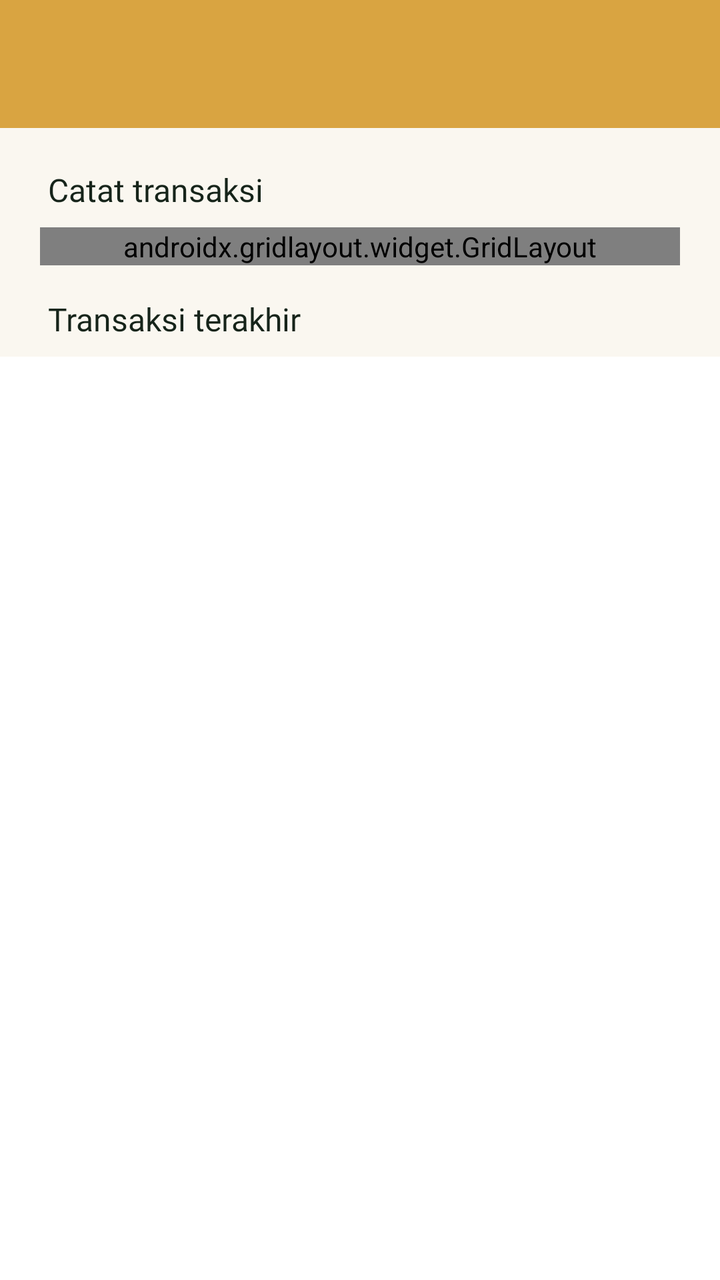
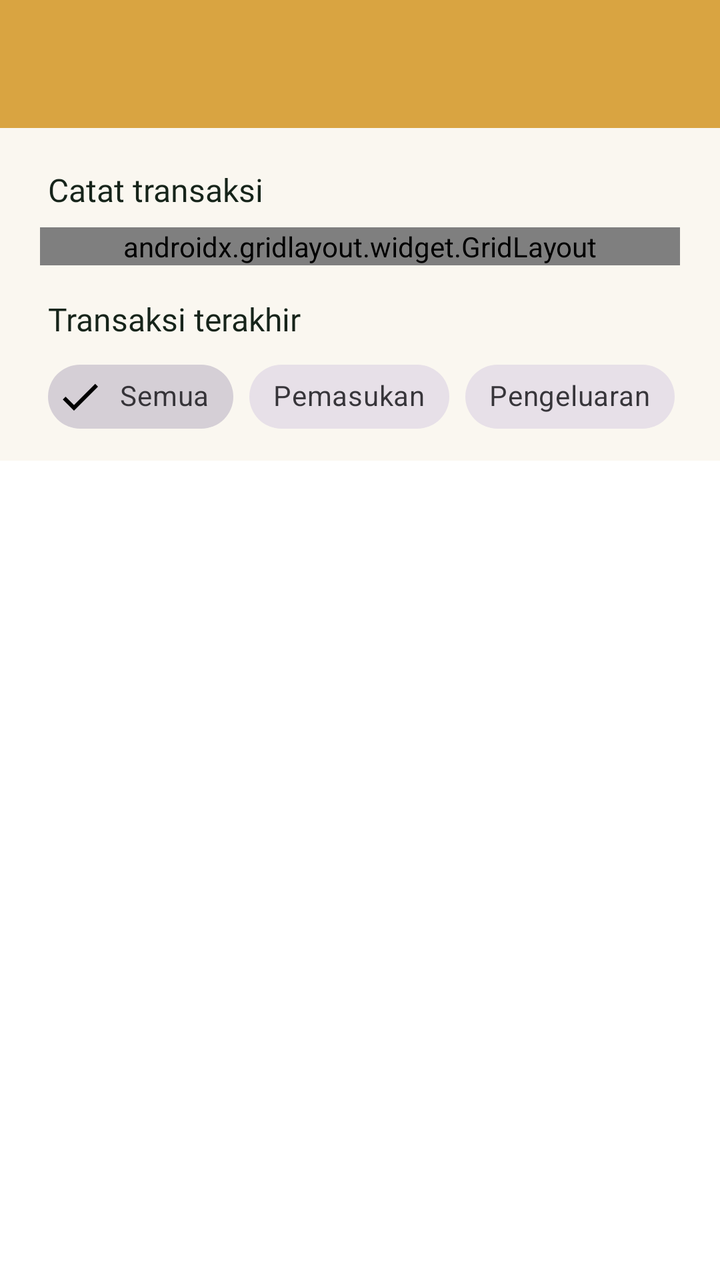

Screens rendered from an Android XML layout before and after an edit, with the pre-edit source and the edit as a unified diff.
<!-- AndroidManifest.xml: application theme Theme.NBAChitato -->
<!-- res/layout/fragment_transaksi.xml -->
<?xml version="1.0" encoding="utf-8"?>
<androidx.constraintlayout.widget.ConstraintLayout xmlns:android="http://schemas.android.com/apk/res/android"
    xmlns:app="http://schemas.android.com/apk/res-auto"
    xmlns:tools="http://schemas.android.com/tools"
    android:layout_width="match_parent"
    android:layout_height="match_parent"
    android:background="@color/krem"
    tools:context=".Transaksi.TransaksiFragment">

    <androidx.appcompat.widget.Toolbar
        android:id="@+id/toolbar"
        android:layout_width="0dp"
        android:layout_height="?attr/actionBarSize"
        android:background="@color/emas_koin"
        android:theme="@style/ThemeOverlay.MaterialComponents.Dark.ActionBar"
        app:titleTextColor="@color/white"
        app:layout_constraintEnd_toEndOf="parent"
        app:layout_constraintStart_toStartOf="parent"
        app:layout_constraintTop_toTopOf="parent" />

    <TextView
        android:id="@+id/textLabelKategori"
        android:layout_width="wrap_content"
        android:layout_height="wrap_content"
        android:layout_marginStart="24dp"
        android:layout_marginTop="20dp"
        android:fontFamily="@font/plus_jakarta_sans_bold"
        android:text="@string/label_catat"
        android:textColor="@color/hijau_pelepah"
        android:textSize="16sp"
        app:layout_constraintStart_toStartOf="parent"
        app:layout_constraintTop_toBottomOf="@id/toolbar" />

    <androidx.gridlayout.widget.GridLayout
        android:id="@+id/gridKategori"
        android:layout_width="0dp"
        android:layout_height="wrap_content"
        android:layout_marginHorizontal="20dp"
        android:layout_marginTop="8dp"
        app:columnCount="2"
        app:useDefaultMargins="true"
        app:layout_constraintEnd_toEndOf="parent"
        app:layout_constraintStart_toStartOf="parent"
        app:layout_constraintTop_toBottomOf="@id/textLabelKategori">

        <com.google.android.material.button.MaterialButton
            android:id="@+id/btnJualTbs"
            android:layout_height="56dp"
            android:backgroundTint="@color/white"
            android:fontFamily="@font/plus_jakarta_sans_bold"
            android:text="@string/kategori_jual_tbs"
            android:textColor="@color/hijau_pelepah"
            app:cornerRadius="16dp"
            app:layout_columnWeight="1"
            app:layout_gravity="fill_horizontal"
            app:strokeColor="@color/krem_kartu"
            app:strokeWidth="1dp" />

        <com.google.android.material.button.MaterialButton
            android:id="@+id/btnPupuk"
            android:layout_height="56dp"
            android:backgroundTint="@color/white"
            android:fontFamily="@font/plus_jakarta_sans_bold"
            android:text="@string/kategori_pupuk"
            android:textColor="@color/hijau_pelepah"
            app:cornerRadius="16dp"
            app:layout_columnWeight="1"
            app:layout_gravity="fill_horizontal"
            app:strokeColor="@color/krem_kartu"
            app:strokeWidth="1dp" />

        <com.google.android.material.button.MaterialButton
            android:id="@+id/btnUpah"
            android:layout_height="56dp"
            android:backgroundTint="@color/white"
            android:fontFamily="@font/plus_jakarta_sans_bold"
            android:text="@string/kategori_upah"
            android:textColor="@color/hijau_pelepah"
            app:cornerRadius="16dp"
            app:layout_columnWeight="1"
            app:layout_gravity="fill_horizontal"
            app:strokeColor="@color/krem_kartu"
            app:strokeWidth="1dp" />

        <com.google.android.material.button.MaterialButton
            android:id="@+id/btnAlat"
            android:layout_height="56dp"
            android:backgroundTint="@color/white"
            android:fontFamily="@font/plus_jakarta_sans_bold"
            android:text="@string/kategori_alat"
            android:textColor="@color/hijau_pelepah"
            app:cornerRadius="16dp"
            app:layout_columnWeight="1"
            app:layout_gravity="fill_horizontal"
            app:strokeColor="@color/krem_kartu"
            app:strokeWidth="1dp" />

    </androidx.gridlayout.widget.GridLayout>

    <TextView
        android:id="@+id/textLabelRiwayat"
        android:layout_width="wrap_content"
        android:layout_height="wrap_content"
        android:layout_marginStart="24dp"
        android:layout_marginTop="16dp"
        android:fontFamily="@font/plus_jakarta_sans_bold"
        android:text="@string/label_riwayat"
        android:textColor="@color/hijau_pelepah"
        android:textSize="16sp"
        app:layout_constraintStart_toStartOf="parent"
        app:layout_constraintTop_toBottomOf="@id/gridKategori" />

    <ListView
        android:id="@+id/listTransaksi"
        android:layout_width="0dp"
        android:layout_height="0dp"
        android:layout_marginTop="8dp"
        android:background="@color/white"
        android:divider="@color/krem_kartu"
        android:dividerHeight="1dp"
        app:layout_constraintBottom_toBottomOf="parent"
        app:layout_constraintEnd_toEndOf="parent"
        app:layout_constraintStart_toStartOf="parent"
        app:layout_constraintTop_toBottomOf="@id/textLabelRiwayat" />

</androidx.constraintlayout.widget.ConstraintLayout>
<!-- resources referenced by this layout -->
<resources>
  <color name="emas_koin">#D9A441</color>
  <color name="hijau_pelepah">#16241A</color>
  <color name="krem">#FAF7F0</color>
  <color name="krem_kartu">#F1E9D8</color>
  <color name="white">#FFFFFFFF</color>
  <string name="kategori_alat">Alat Kebun</string>
  <string name="kategori_jual_tbs">Jual TBS</string>
  <string name="kategori_pupuk">Pupuk</string>
  <string name="kategori_upah">Upah Panen</string>
  <string name="label_catat">Catat transaksi</string>
  <string name="label_riwayat">Transaksi terakhir</string>
  <style name="Theme.NBAChitato" parent="Base.Theme.NBAChitato" />
  <style name="Base.Theme.NBAChitato" parent="Theme.Material3.DayNight.NoActionBar">
          
          
      </style>
</resources>

<!-- the commit's change to res/layout/fragment_transaksi.xml (unified diff, before → after) -->
@@ -110,6 +110,44 @@
         app:layout_constraintStart_toStartOf="parent"
         app:layout_constraintTop_toBottomOf="@id/gridKategori" />
 
+    <com.google.android.material.chip.ChipGroup
+        android:id="@+id/chipGroupFilter"
+        android:layout_width="wrap_content"
+        android:layout_height="wrap_content"
+        android:layout_marginStart="24dp"
+        android:layout_marginTop="4dp"
+        app:singleSelection="true"
+        app:selectionRequired="true"
+        app:layout_constraintStart_toStartOf="parent"
+        app:layout_constraintTop_toBottomOf="@id/textLabelRiwayat">
+
+        <com.google.android.material.chip.Chip
+            android:id="@+id/chipSemua"
+            style="@style/Widget.MaterialComponents.Chip.Filter"
+            android:layout_width="wrap_content"
+            android:layout_height="wrap_content"
+            android:checked="true"
+            android:fontFamily="@font/plus_jakarta_sans_bold"
+            android:text="@string/filter_semua" />
+
+        <com.google.android.material.chip.Chip
+            android:id="@+id/chipMasuk"
+            style="@style/Widget.MaterialComponents.Chip.Filter"
+            android:layout_width="wrap_content"
+            android:layout_height="wrap_content"
+            android:fontFamily="@font/plus_jakarta_sans_bold"
+            android:text="@string/filter_masuk" />
+
+        <com.google.android.material.chip.Chip
+            android:id="@+id/chipKeluar"
+            style="@style/Widget.MaterialComponents.Chip.Filter"
+            android:layout_width="wrap_content"
+            android:layout_height="wrap_content"
+            android:fontFamily="@font/plus_jakarta_sans_bold"
+            android:text="@string/filter_keluar" />
+
+    </com.google.android.material.chip.ChipGroup>
+
     <ListView
         android:id="@+id/listTransaksi"
         android:layout_width="0dp"
@@ -121,6 +159,6 @@
         app:layout_constraintBottom_toBottomOf="parent"
         app:layout_constraintEnd_toEndOf="parent"
         app:layout_constraintStart_toStartOf="parent"
-        app:layout_constraintTop_toBottomOf="@id/textLabelRiwayat" />
+        app:layout_constraintTop_toBottomOf="@id/chipGroupFilter" />
 
 </androidx.constraintlayout.widget.ConstraintLayout>
<!-- resource entries referenced after the edit -->
@@ -5,6 +5,9 @@
   <color name="krem">#FAF7F0</color>
   <color name="krem_kartu">#F1E9D8</color>
   <color name="white">#FFFFFFFF</color>
+  <string name="filter_keluar">Pengeluaran</string>
+  <string name="filter_masuk">Pemasukan</string>
+  <string name="filter_semua">Semua</string>
   <string name="kategori_alat">Alat Kebun</string>
   <string name="kategori_jual_tbs">Jual TBS</string>
   <string name="kategori_pupuk">Pupuk</string>
